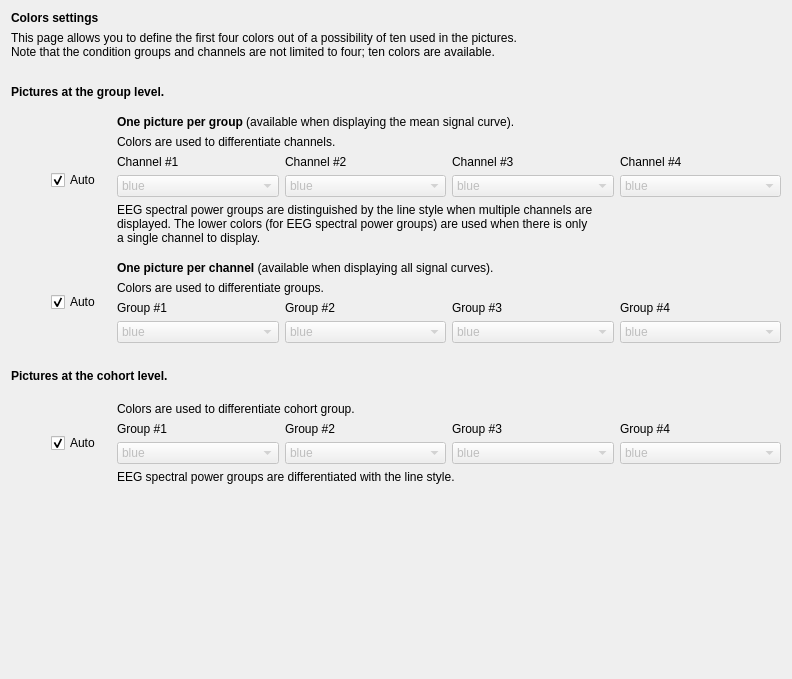
Old version of the form tools/CEAMSTools/PSAImages/DisplaySettings/Ui_DisplaySettings.ui in the repository SnoozToolbox/snooz-package-ceams.
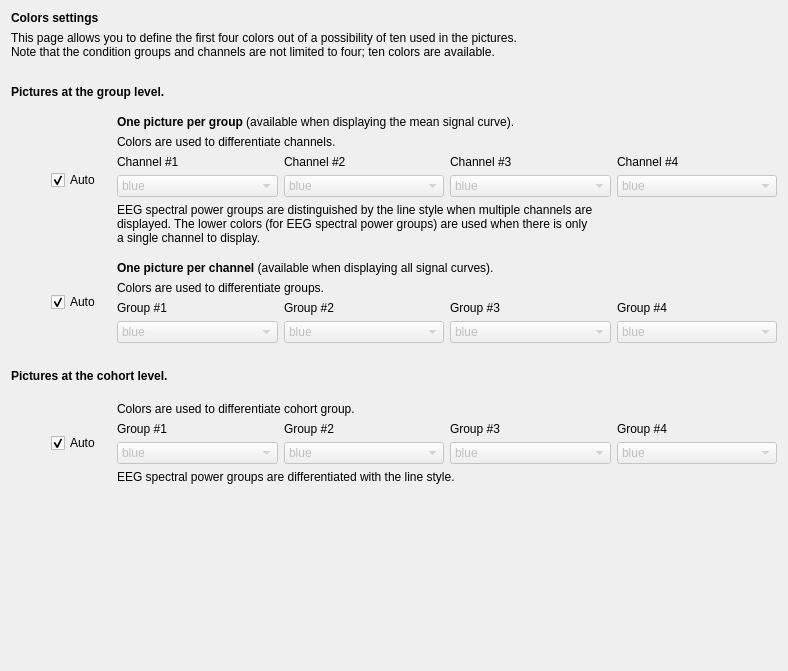
New version of the form.

```diff
--- a/tools/CEAMSTools/PSAImages/DisplaySettings/Ui_DisplaySettings.ui
+++ b/tools/CEAMSTools/PSAImages/DisplaySettings/Ui_DisplaySettings.ui
@@ -6,8 +6,8 @@
    <rect>
     <x>0</x>
     <y>0</y>
-    <width>792</width>
-    <height>679</height>
+    <width>788</width>
+    <height>671</height>
    </rect>
   </property>
   <property name="windowTitle">
```
Left out of the diff: 40 changed lines with no effect on the pictures.
